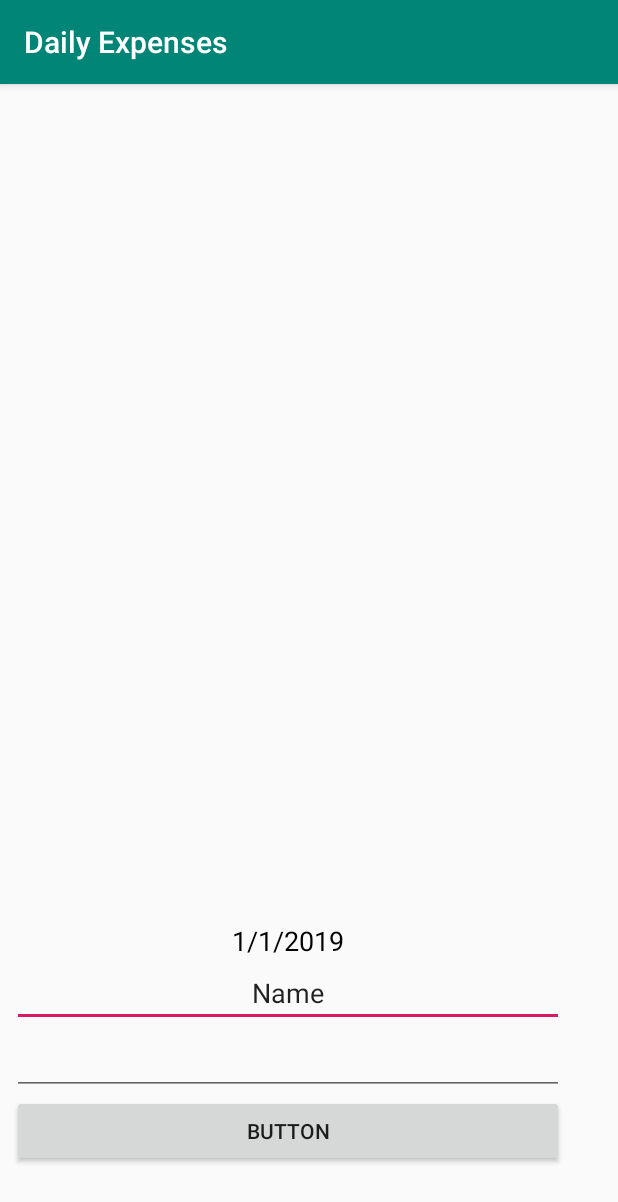
After one commit to Atikur-Rahman-Sabuj/MoneyManager, an Android app: the AddExpense screen opened directly, with no data from a screen before it, on a phone screen of 412 x 824 dp. The commit adds this screen. Shown: the top 1202 px of the screen. Run offline under Robolectric (Android 15) with nearby library versions, the phone set to English and light mode, and no system bars.

Commit message:
Class for room database added, Date picker dialouge implemented

```diff
--- a/app/build.gradle
+++ b/app/build.gradle
@@ -26,4 +26,6 @@ dependencies {
     androidTestImplementation 'com.android.support.test:runner:1.0.2'
     androidTestImplementation 'com.android.support.test.espresso:espresso-core:3.0.2'
     implementation 'com.android.support:recyclerview-v7:28.0.0'
+    implementation 'android.arch.persistence.room:runtime:1.1.1'
+    annotationProcessor 'android.arch.persistence.room:compiler:1.1.1'
 }
--- a/app/src/main/AndroidManifest.xml
+++ b/app/src/main/AndroidManifest.xml
@@ -16,6 +16,7 @@
                 <category android:name="android.intent.category.LAUNCHER" />
             </intent-filter>
         </activity>
+        <activity android:name=".AddExpense"></activity>
     </application>
 
 </manifest>
--- /dev/null
+++ b/app/src/main/java/com/tiringbring/dailyexpenses/AddExpense.java
@@ -0,0 +1,57 @@
+package com.tiringbring.dailyexpenses;
+
+import android.app.ActionBar;
+import android.app.DatePickerDialog;
+import android.graphics.Color;
+import android.graphics.drawable.ColorDrawable;
+import android.support.v7.app.AppCompatActivity;
+import android.os.Bundle;
+import android.view.Gravity;
+import android.view.View;
+import android.view.ViewGroup;
+import android.view.Window;
+import android.view.WindowManager;
+import android.widget.DatePicker;
+import android.widget.TextView;
+
+import java.util.Calendar;
+
+public class AddExpense extends AppCompatActivity {
+    private TextView tvDatePicker;
+    private DatePickerDialog.OnDateSetListener tvDateSetListner;
+    private int  Year;
+    private int Month;
+    private int Day;
+    @Override
+    protected void onCreate(Bundle savedInstanceState) {
+        super.onCreate(savedInstanceState);
+        setContentView(R.layout.activity_add_expense);
+        tvDatePicker = (TextView) findViewById(R.id.tvDatePicker);
+        Calendar calendar = Calendar.getInstance();
+        Year = calendar.get(Calendar.YEAR);
+        Month = calendar.get(Calendar.MONTH)+1;
+        Day = calendar.get(Calendar.DAY_OF_MONTH);
+        tvDatePicker.setText(Day+"/"+Month+"/"+Year);
+        tvDatePicker.setOnClickListener(new View.OnClickListener() {
+            @Override
+            public void onClick(View v) {
+                DatePickerDialog dialog = new DatePickerDialog(
+                        AddExpense.this,
+                         android.R.style.Theme_Holo_Light,
+                        tvDateSetListner,
+                        Year,Month,Day);
+                dialog.getWindow().setBackgroundDrawable(new ColorDrawable(Color.TRANSPARENT));
+                dialog.getWindow().setGravity(Gravity.BOTTOM);
+                dialog.getWindow().setLayout(WindowManager.LayoutParams.MATCH_PARENT, WindowManager.LayoutParams.WRAP_CONTENT);
+                dialog.show();
+            }
+        });
+        tvDateSetListner = new DatePickerDialog.OnDateSetListener() {
+            @Override
+            public void onDateSet(DatePicker view, int year, int month, int dayOfMonth) {
+                month++;
+                tvDatePicker.setText(dayOfMonth+"/"+month+"/"+year);
+            }
+        };
+    }
+}
--- /dev/null
+++ b/app/src/main/res/layout/activity_add_expense.xml
@@ -0,0 +1,58 @@
+<?xml version="1.0" encoding="utf-8"?>
+<android.support.constraint.ConstraintLayout xmlns:android="http://schemas.android.com/apk/res/android"
+    xmlns:app="http://schemas.android.com/apk/res-auto"
+    xmlns:tools="http://schemas.android.com/tools"
+    android:layout_width="match_parent"
+    android:layout_height="match_parent"
+    tools:context=".AddExpense">
+
+    <LinearLayout
+        android:layout_width="368dp"
+        android:layout_height="201dp"
+        android:layout_marginStart="8dp"
+        android:layout_marginTop="40dp"
+        android:layout_marginEnd="8dp"
+        android:layout_marginBottom="8dp"
+        android:orientation="vertical"
+        app:layout_constraintBottom_toBottomOf="parent"
+        app:layout_constraintEnd_toEndOf="parent"
+        app:layout_constraintHorizontal_bias="0.0"
+        app:layout_constraintStart_toStartOf="parent"
+        app:layout_constraintTop_toTopOf="parent"
+        app:layout_constraintVertical_bias="1.0">
+
+        <TextView
+            android:id="@+id/tvDatePicker"
+            android:layout_width="match_parent"
+            android:layout_height="wrap_content"
+            android:text="TextView"
+            android:textAlignment="center"
+            android:textColor="@android:color/black"
+            android:textSize="18sp" />
+
+        <EditText
+            android:id="@+id/editText2"
+            android:layout_width="match_parent"
+            android:layout_height="wrap_content"
+            android:ems="10"
+            android:inputType="textPersonName"
+            android:text="Name"
+            android:textAlignment="center" />
+
+        <EditText
+            android:id="@+id/editText3"
+            android:layout_width="match_parent"
+            android:layout_height="wrap_content"
+            android:ems="10"
+            android:inputType="numberDecimal"
+            android:textAlignment="center" />
+
+        <Button
+            android:id="@+id/button"
+            android:layout_width="match_parent"
+            android:layout_height="wrap_content"
+            android:text="Button"
+            android:textAlignment="center" />
+    </LinearLayout>
+
+</android.support.constraint.ConstraintLayout>
```
Also changed, not shown: app/src/main/java/RoomDb/Converters.java (added, +17 -0 lines), app/src/main/java/RoomDb/Expense.java (added, +49 -0 lines), app/src/main/java/RoomDb/ExpenseDao.java (added, +12 -0 lines), app/src/main/java/RoomDb/ExpenseDatabase.java (added, +13 -0 lines), app/src/main/java/com/tiringbring/dailyexpenses/MainActivity.java (+7 -8 lines), app/src/main/res/layout/activity_main.xml (+2 -8 lines).
